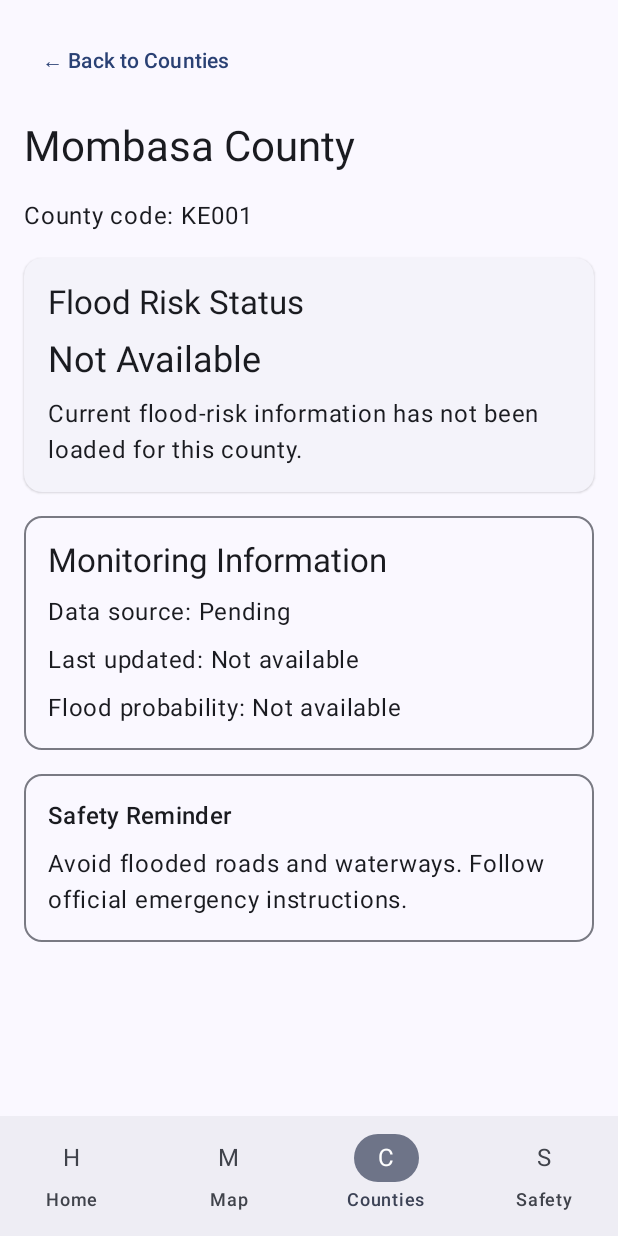
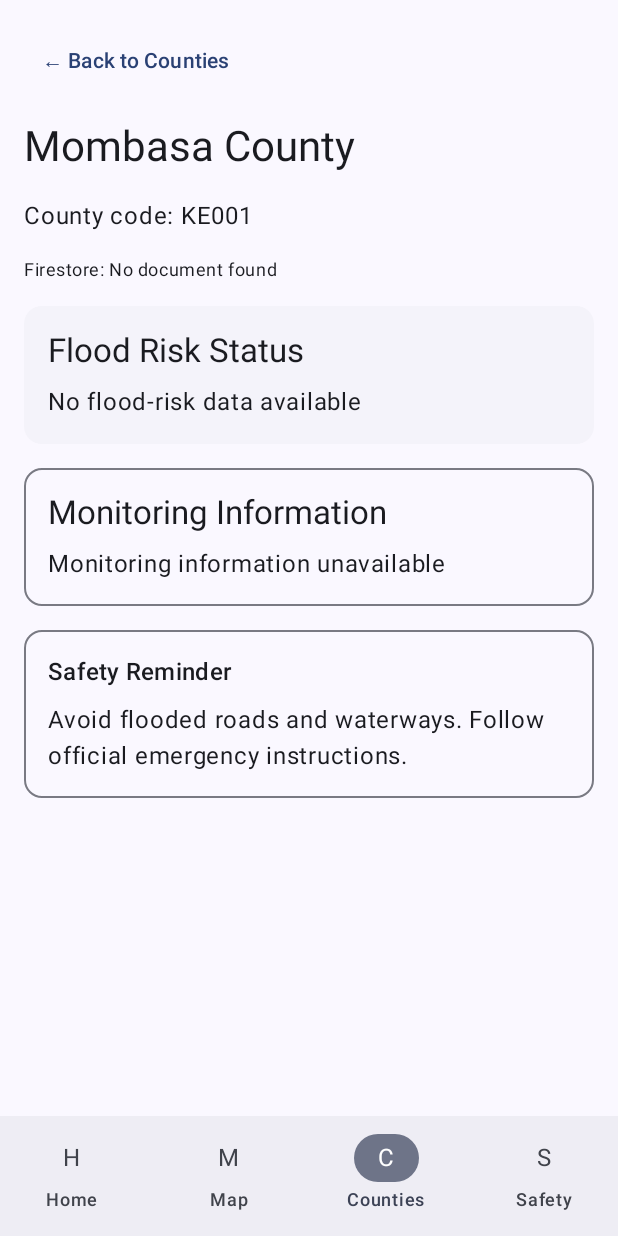
Before and after one commit to ericghati/MajiAlert-Kenya, an Android app built with Jetpack Compose: the screen it shows after launch (MainActivity), after a tap on "Mombasa", on a phone screen of 412 x 824 dp. Run offline under Robolectric (Android 15) with nearby library versions, the phone set to English and light mode, and no system bars; our stand-ins replace Firebase (no records; nobody signed in at launch, a user with empty details on screens opened directly); 1 other tap on this screen came first.

Commit message:
Connect home dashboard and county details to Firestore

```diff
--- /dev/null
+++ b/app/src/main/java/com/majialert/kenya/data/repository/CountyRepository.kt
@@ -0,0 +1,29 @@
+
+package com.majialert.kenya.data.repository
+
+import com.google.firebase.firestore.FirebaseFirestore
+
+object CountyRepository {
+
+    private val db = FirebaseFirestore.getInstance()
+
+    fun getCountyRisk(
+        countyCode: String,
+        onSuccess: (Map<String, Any?>?) -> Unit,
+        onError: (Exception) -> Unit
+    ) {
+        db.collection("counties")
+            .document(countyCode)
+            .get()
+            .addOnSuccessListener { document ->
+                if (document.exists()) {
+                    onSuccess(document.data)
+                } else {
+                    onSuccess(null)
+                }
+            }
+            .addOnFailureListener { exception ->
+                onError(exception)
+            }
+    }
+}
--- a/app/src/main/java/com/majialert/kenya/ui/counties/CountyDetails.kt
+++ b/app/src/main/java/com/majialert/kenya/ui/counties/CountyDetails.kt
@@ -9,6 +9,29 @@ import androidx.compose.runtime.Composable
 import androidx.compose.ui.Modifier
 import androidx.compose.ui.unit.dp
 import com.majialert.kenya.data.model.County
+import androidx.compose.runtime.*
+import com.majialert.kenya.data.repository.CountyRepository
+import com.google.firebase.Timestamp
+import java.text.SimpleDateFormat
+import java.util.Locale
+import java.util.TimeZone
+
+
+
+private fun formatFirestoreDate(value: Any?): String {
+    if (value !is Timestamp) {
+        return "Not available"
+    }
+
+    val formatter = SimpleDateFormat(
+        "dd MMM yyyy, HH:mm 'UTC'",
+        Locale.ENGLISH
+    )
+
+    formatter.timeZone = TimeZone.getTimeZone("UTC")
+
+    return formatter.format(value.toDate())
+}
 
 
 @Composable
@@ -16,6 +39,65 @@ fun CountyDetailsScreen(
     county: County,
     onBack: () -> Unit
 ) {
+
+
+
+    var countyData by remember(county.code) {
+        mutableStateOf<Map<String, Any?>?>(null)
+    }
+
+    var isLoading by remember(county.code) {
+        mutableStateOf(true)
+    }
+
+    var errorMessage by remember(county.code) {
+        mutableStateOf<String?>(null)
+    }
+
+    LaunchedEffect(county.code) {
+        isLoading = true
+        countyData = null
+        errorMessage = null
+
+        CountyRepository.getCountyRisk(
+            countyCode = county.code,
+            onSuccess = { data ->
+                countyData = data
+                isLoading = false
+            },
+            onError = { error ->
+                errorMessage = error.message
+                    ?: "Unable to retrieve county data"
+                isLoading = false
+            }
+        )
+    }
+
+
+    val riskBand = countyData
+        ?.get("riskBand")
+        ?.toString()
+        ?.trim()
+        ?.takeIf { it.isNotEmpty() }
+        ?.replaceFirstChar { it.uppercase() }
+        ?: "Not Available"
+
+    val chance = (countyData?.get("chance") as? Number)
+        ?.toDouble()
+
+    val source = countyData?.get("source")
+        ?.toString()
+        ?: "Not Available"
+
+    val asOf = formatFirestoreDate(
+        countyData?.get("asOf")
+    )
+
+    val updatedAt = formatFirestoreDate(
+        countyData?.get("updatedAt")
+    )
+
+
     Column(
         modifier = Modifier
             .fillMaxSize()
@@ -34,6 +116,19 @@ fun CountyDetailsScreen(
 
         Text("County code: ${county.code}")
 
+        Text(
+            text = when {
+                isLoading -> "Firestore: Loading..."
+                errorMessage != null ->
+                    "Firestore error: $errorMessage"
+                countyData == null ->
+                    "Firestore: No document found"
+                else ->
+                    "Firestore fields: ${countyData?.keys?.joinToString()}"
+            },
+            style = MaterialTheme.typography.bodySmall
+        )
+
         ElevatedCard(
             modifier = Modifier.fillMaxWidth()
         ) {
@@ -46,17 +141,37 @@ fun CountyDetailsScreen(
                     style = MaterialTheme.typography.titleLarge
                 )
 
-                Text(
-                    "Not Available",
-                    style = MaterialTheme.typography.headlineSmall
-                )
+                when {
+                    isLoading -> {
+                        CircularProgressIndicator()
+                        Text("Loading flood-risk information...")
+                    }
 
-                Text(
-                    "Current flood-risk information " +
-                            "has not been loaded for this county."
-                )
+                    errorMessage != null -> {
+                        Text("Unable to load flood-risk data")
+                        Text(errorMessage ?: "Unknown error")
+                    }
+
+                    countyData == null -> {
+                        Text("No flood-risk data available")
+                    }
+
+                    else -> {
+                        Text(
+                            riskBand,
+                            style = MaterialTheme.typography.headlineSmall
+                        )
+
+                        Text(
+                            "Reported category from the " +
+                                    "connected data source."
+                        )
+                    }
+                }
             }
         }
+
+
 
         OutlinedCard(
             modifier = Modifier.fillMaxWidth()
@@ -70,11 +185,35 @@ fun CountyDetailsScreen(
                     style = MaterialTheme.typography.titleLarge
                 )
 
-                Text("Data source: Pending")
-                Text("Last updated: Not available")
-                Text("Flood probability: Not available")
+                if (isLoading) {
+                    Text("Loading information...")
+                } else if (errorMessage != null || countyData == null) {
+                    Text("Monitoring information unavailable")
+                } else {
+                    Text("Source: $source")
+                    Text("Prediction date: $asOf")
+                    Text("Record updated: $updatedAt")
+
+                    if (chance != null) {
+                        Text(
+                            "Stored probability value: $chance"
+                        )
+                    }
+
+                    Text(
+                        "Risk categories may be model-generated " +
+                                "and should not be treated as official " +
+                                "emergency alerts."
+                    )
+
+                    Text(
+                        "Historical model prediction — not a live flood alert.",
+                        style = MaterialTheme.typography.bodySmall
+                    )
+                }
             }
         }
+
 
         OutlinedCard(
             modifier = Modifier.fillMaxWidth()
--- a/app/src/main/java/com/majialert/kenya/ui/home/HomeScreen.kt
+++ b/app/src/main/java/com/majialert/kenya/ui/home/HomeScreen.kt
@@ -8,13 +8,59 @@ import androidx.compose.material3.*
 import androidx.compose.runtime.Composable
 import androidx.compose.ui.Modifier
 import androidx.compose.ui.unit.dp
+import androidx.compose.runtime.*
+import com.majialert.kenya.data.repository.CountyRepository
 
 @Composable
 fun HomeScreen(
     countyName: String = "Nairobi",
+    countyCode: String = "KE047",
     onNavigateToMap: () -> Unit = {},
     onNavigateToCounties: () -> Unit = {}
-) {
+
+)
+
+{
+
+    var riskData by remember(countyCode) {
+        mutableStateOf<Map<String, Any?>?>(null)
+    }
+
+    var isLoading by remember(countyCode) {
+        mutableStateOf(true)
+    }
+
+    var errorMessage by remember(countyCode) {
+        mutableStateOf<String?>(null)
+    }
+
+    LaunchedEffect(countyCode) {
+        isLoading = true
+        riskData = null
+        errorMessage = null
+
+        CountyRepository.getCountyRisk(
+            countyCode = countyCode,
+            onSuccess = { data ->
+                riskData = data
+                isLoading = false
+            },
+            onError = { error ->
+                errorMessage = error.message ?: "Connection failed"
+                isLoading = false
+            }
+        )
+    }
+
+    val riskBand = riskData?.get("riskBand")
+        ?.toString()
+        ?.replaceFirstChar { it.uppercase() }
+        ?: "Not Available"
+
+    val source = riskData?.get("source")
+        ?.toString()
+        ?: "Not Available"
+
     Column(
         modifier = Modifier
             .fillMaxSize()
@@ -52,9 +98,7 @@ fun HomeScreen(
                     style = MaterialTheme.typography.headlineSmall
                 )
 
-                Text(
-                    "Demonstration selection"
-                )
+                Text("Selected from Kenya's 47 counties")
 
                 OutlinedButton(
                     onClick = onNavigateToCounties
@@ -65,6 +109,7 @@ fun HomeScreen(
         }
 
         // Flood risk information
+
         ElevatedCard(
             modifier = Modifier.fillMaxWidth()
         ) {
@@ -77,22 +122,39 @@ fun HomeScreen(
                     style = MaterialTheme.typography.titleLarge
                 )
 
+                when {
+                    isLoading -> {
+                        CircularProgressIndicator()
+                        Text("Loading county risk...")
+                    }
+
+                    errorMessage != null -> {
+                        Text("Unable to load risk data")
+                        Text(errorMessage ?: "Unknown error")
+                    }
+
+                    riskData == null -> {
+                        Text("No risk data available")
+                    }
+
+                    else -> {
                         Text(
-                    "Not Available",
+                            riskBand,
                             style = MaterialTheme.typography.headlineSmall
                         )
 
-                Text(
-                    "Live flood-risk information has not " +
-                            "been connected yet."
-                )
+                        Text("Source: $source")
 
                         Text(
-                    "Data source: Pending",
+                            "Historical/model data. " +
+                                    "Not a verified live flood warning.",
                             style = MaterialTheme.typography.bodySmall
                         )
                     }
                 }
+            }
+        }
+
 
         // Recent alerts
         Text(
@@ -111,8 +173,8 @@ fun HomeScreen(
                 Spacer(Modifier.height(8.dp))
 
                 Text(
-                    "Alerts will appear here once " +
-                            "the backend is connected."
+                    "Live alerts have not been loaded. " +
+                            "Check official emergency updates for current warnings."
                 )
             }
         }
--- a/app/src/main/java/com/majialert/kenya/ui/navigation/AppNavigation.kt
+++ b/app/src/main/java/com/majialert/kenya/ui/navigation/AppNavigation.kt
@@ -79,6 +79,7 @@ fun AppNavigation() {
 
                     AppDestination.Home -> HomeScreen(
                         countyName = selectedCounty.name,
+                        countyCode = selectedCounty.code,
                         onNavigateToMap = {
                             selectedIndex = 1
                         },
```
Lines whose indentation alone changed are shown as unchanged.
